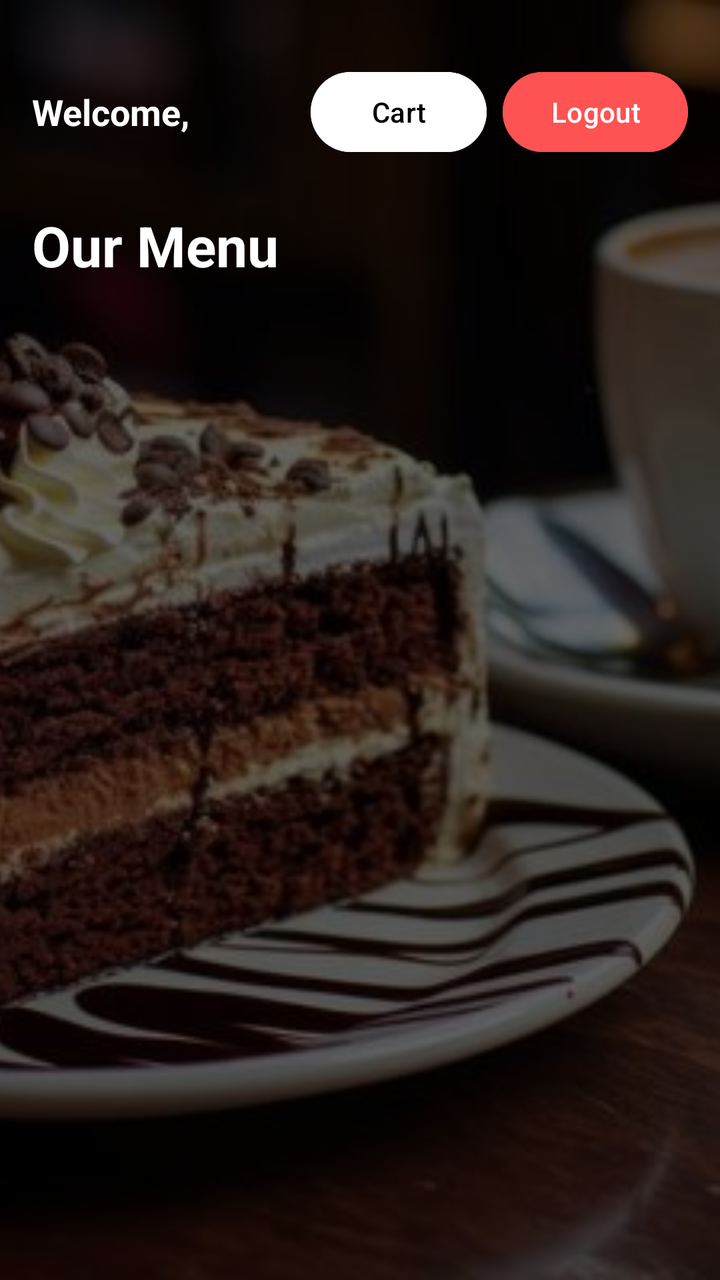
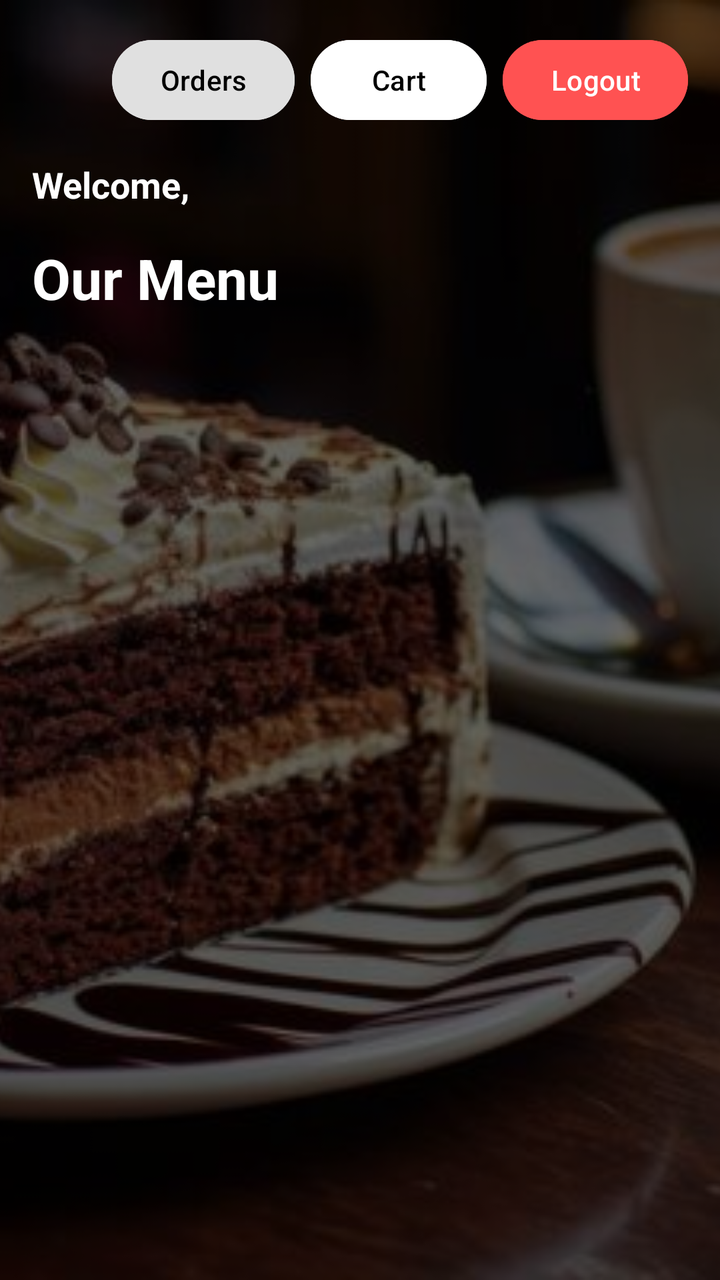

Compare the two renders of this Android layout. The source of the first and the diff that turns it into the second are given below.
<!-- AndroidManifest.xml: application theme Theme.SmartCafe -->
<!-- res/layout/activity_menu.xml -->
<?xml version="1.0" encoding="utf-8"?>
<FrameLayout xmlns:android="http://schemas.android.com/apk/res/android"
    xmlns:app="http://schemas.android.com/apk/res-auto"
    android:layout_width="match_parent"
    android:layout_height="match_parent"
    android:fitsSystemWindows="true"> 

    
    <ImageView
        android:layout_width="match_parent"
        android:layout_height="match_parent"
        android:scaleType="centerCrop"
        android:src="@drawable/bg_main" />

    
    <View
        android:layout_width="match_parent"
        android:layout_height="match_parent"
        android:background="@drawable/overlay_black" />

    
    <androidx.constraintlayout.widget.ConstraintLayout
        android:layout_width="match_parent"
        android:layout_height="match_parent"
        android:padding="16dp">

        <TextView
            android:id="@+id/tvWelcome"
            android:layout_width="0dp"
            android:layout_height="0dp"
            android:text="Welcome, "
            android:textColor="#FFFFFF"
            android:textSize="18sp"
            android:textStyle="bold"
            android:gravity="center_vertical"
            app:layout_constraintTop_toTopOf="@id/btnViewCart"
            app:layout_constraintBottom_toBottomOf="@id/btnViewCart"
            app:layout_constraintStart_toStartOf="parent"
            app:layout_constraintEnd_toStartOf="@id/btnViewCart"
            android:layout_marginEnd="8dp" />

        
        <Button
            android:id="@+id/btnViewCart"
            android:layout_width="wrap_content"
            android:layout_height="wrap_content"
            android:text="Cart"
            android:textColor="#000000"
            android:backgroundTint="#FFFFFF"
            android:layout_marginTop="16dp"
            app:layout_constraintTop_toTopOf="parent"
            app:layout_constraintEnd_toStartOf="@id/btnLogout"
            android:layout_marginEnd="8dp"/>

        
        <Button
            android:id="@+id/btnLogout"
            android:layout_width="wrap_content"
            android:layout_height="wrap_content"
            android:text="Logout"
            android:backgroundTint="#FF5252"
            android:layout_marginTop="16dp"
            app:layout_constraintTop_toTopOf="parent"
            app:layout_constraintEnd_toEndOf="parent" />

        
        <TextView
            android:id="@+id/tvMenuTitle"
            android:layout_width="wrap_content"
            android:layout_height="wrap_content"
            android:text="Our Menu"
            android:textColor="#FFFFFF"
            android:textSize="28sp"
            android:textStyle="bold"
            android:layout_marginTop="24dp"
            app:layout_constraintTop_toBottomOf="@id/btnViewCart"
            app:layout_constraintStart_toStartOf="parent" />

        
        <androidx.recyclerview.widget.RecyclerView
            android:id="@+id/rvMenu"
            android:layout_width="match_parent"
            android:layout_height="0dp"
            android:layout_marginTop="16dp"
            app:layout_constraintTop_toBottomOf="@id/tvMenuTitle"
            app:layout_constraintBottom_toBottomOf="parent" />

    </androidx.constraintlayout.widget.ConstraintLayout>
</FrameLayout>
<!-- resources referenced by this layout -->
<resources>
  <!-- drawable bg_main: jpg bitmap (drawable, 31175 bytes) -->
  <!-- drawable overlay_black (drawable) -->
  <?xml version="1.0" encoding="utf-8"?>
  <shape xmlns:android="http://schemas.android.com/apk/res/android">
      <solid android:color="#99000000" />
  </shape>
  <style name="Theme.SmartCafe" parent="Base.Theme.SmartCafe" />
  <style name="Base.Theme.SmartCafe" parent="Theme.Material3.DayNight.NoActionBar">
          
          
      </style>
</resources>

<!-- the commit's change to res/layout/activity_menu.xml (unified diff, before → after) -->
@@ -3,7 +3,7 @@
     xmlns:app="http://schemas.android.com/apk/res-auto"
     android:layout_width="match_parent"
     android:layout_height="match_parent"
-    android:fitsSystemWindows="true"> 
+    android:fitsSystemWindows="true">
 
     
     <ImageView
@@ -24,22 +24,16 @@
         android:layout_height="match_parent"
         android:padding="16dp">
 
-        <TextView
-            android:id="@+id/tvWelcome"
-            android:layout_width="0dp"
-            android:layout_height="0dp"
-            android:text="Welcome, "
-            android:textColor="#FFFFFF"
-            android:textSize="18sp"
-            android:textStyle="bold"
-            android:gravity="center_vertical"
-            app:layout_constraintTop_toTopOf="@id/btnViewCart"
-            app:layout_constraintBottom_toBottomOf="@id/btnViewCart"
-            app:layout_constraintStart_toStartOf="parent"
-            app:layout_constraintEnd_toStartOf="@id/btnViewCart"
-            android:layout_marginEnd="8dp" />
+        
+        <Button
+            android:id="@+id/btnLogout"
+            android:layout_width="wrap_content"
+            android:layout_height="wrap_content"
+            android:text="Logout"
+            android:backgroundTint="#FF5252"
+            app:layout_constraintTop_toTopOf="parent"
+            app:layout_constraintEnd_toEndOf="parent" />
 
-        
         <Button
             android:id="@+id/btnViewCart"
             android:layout_width="wrap_content"
@@ -47,21 +41,33 @@
             android:text="Cart"
             android:textColor="#000000"
             android:backgroundTint="#FFFFFF"
-            android:layout_marginTop="16dp"
-            app:layout_constraintTop_toTopOf="parent"
+            app:layout_constraintTop_toTopOf="@id/btnLogout"
             app:layout_constraintEnd_toStartOf="@id/btnLogout"
             android:layout_marginEnd="8dp"/>
 
-        
         <Button
-            android:id="@+id/btnLogout"
+            android:id="@+id/btnOrderHistory"
             android:layout_width="wrap_content"
             android:layout_height="wrap_content"
-            android:text="Logout"
-            android:backgroundTint="#FF5252"
+            android:text="Orders"
+            android:textColor="#000000"
+            android:backgroundTint="#E0E0E0"
+            app:layout_constraintTop_toTopOf="@id/btnLogout"
+            app:layout_constraintEnd_toStartOf="@id/btnViewCart"
+            android:layout_marginEnd="8dp" />
+
+        
+        <TextView
+            android:id="@+id/tvWelcome"
+            android:layout_width="wrap_content"
+            android:layout_height="wrap_content"
+            android:text="Welcome, "
+            android:textColor="#FFFFFF"
+            android:textSize="18sp"
+            android:textStyle="bold"
             android:layout_marginTop="16dp"
-            app:layout_constraintTop_toTopOf="parent"
-            app:layout_constraintEnd_toEndOf="parent" />
+            app:layout_constraintTop_toBottomOf="@id/btnLogout"
+            app:layout_constraintStart_toStartOf="parent" />
 
         
         <TextView
@@ -72,8 +78,8 @@
             android:textColor="#FFFFFF"
             android:textSize="28sp"
             android:textStyle="bold"
-            android:layout_marginTop="24dp"
-            app:layout_constraintTop_toBottomOf="@id/btnViewCart"
+            android:layout_marginTop="16dp"
+            app:layout_constraintTop_toBottomOf="@id/tvWelcome"
             app:layout_constraintStart_toStartOf="parent" />
 
         
